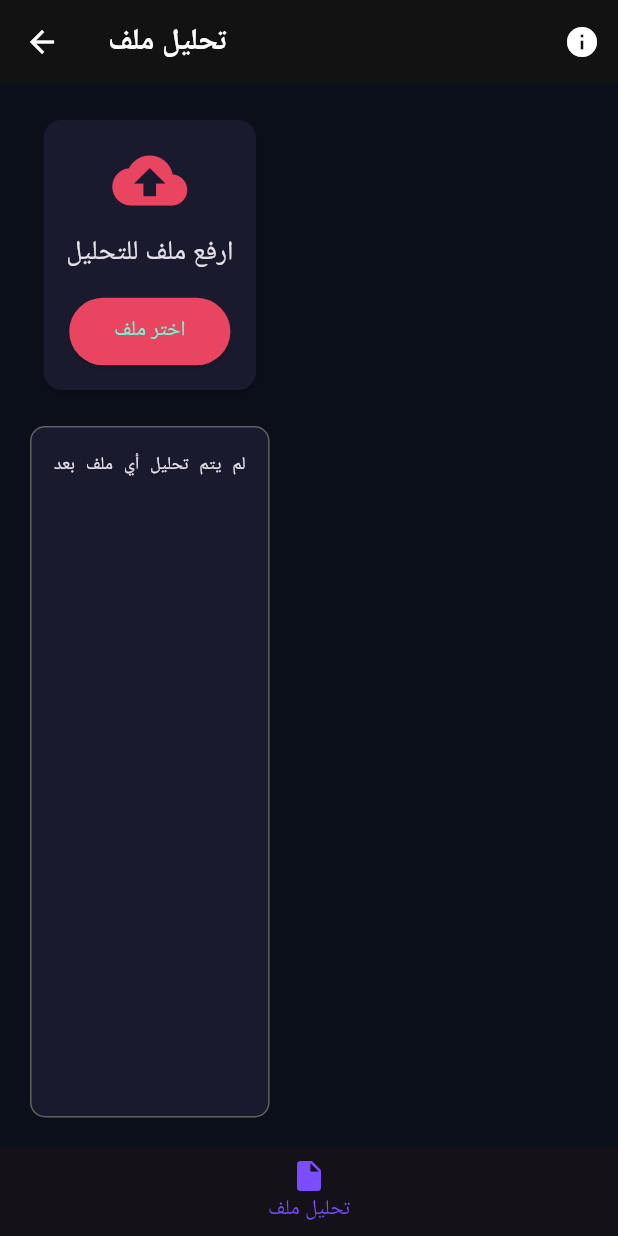
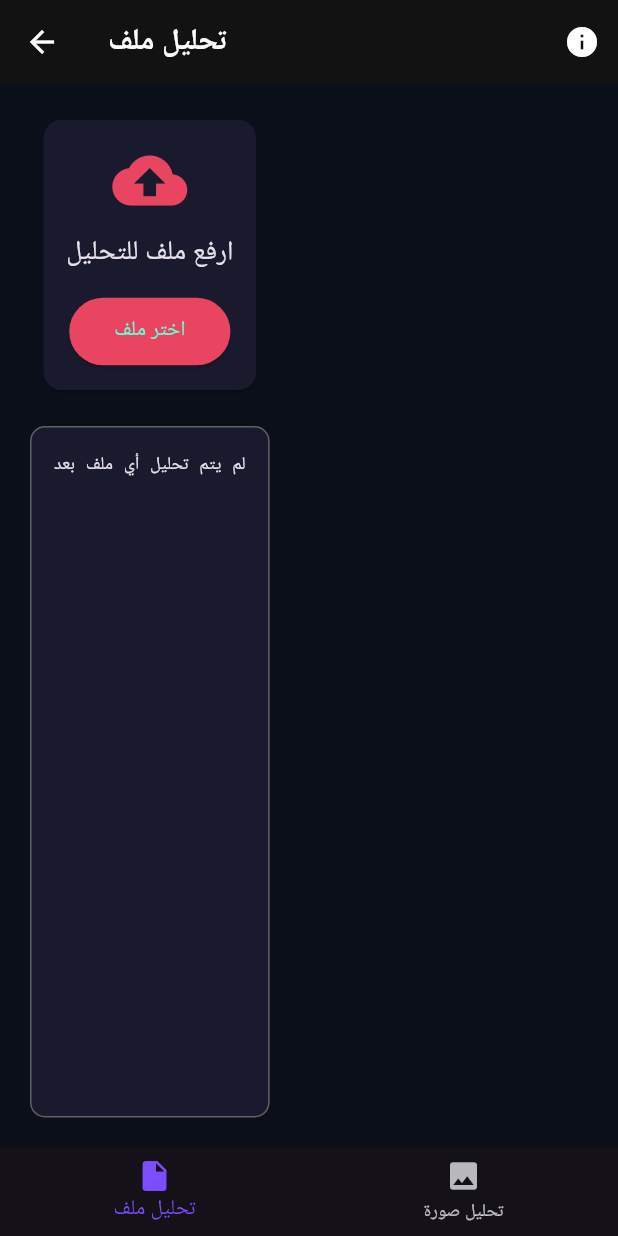
Before and after one commit to sajidammar/CRYPTOCYBER_PROJECT, a Flutter app: the MainAnalysisScreen screen opened directly, on a phone screen of 412 x 824 dp. Run offline on Flutter 3.47's test engine with Material 3 defaults, Android fonts, the light colour scheme and no system bars; our stand-ins replace file_picker, image_picker; missing offline and left inert: exif.

Commit message:
fixed some errors here

```diff
--- a/lib/screens/analysis_screens/mainanalysisscreen.dart
+++ b/lib/screens/analysis_screens/mainanalysisscreen.dart
@@ -75,6 +75,10 @@ class _MainAnalysisScreenState extends State<MainAnalysisScreen> {
             icon: Icon(Icons.insert_drive_file),
             label: 'تحليل ملف',
           ),
+          BottomNavigationBarItem(
+            icon: Icon(Icons.image),
+            label: 'تحليل صورة',
+          ),
         ],
       ),
     );
```
Also changed, not shown: 5 other files.
